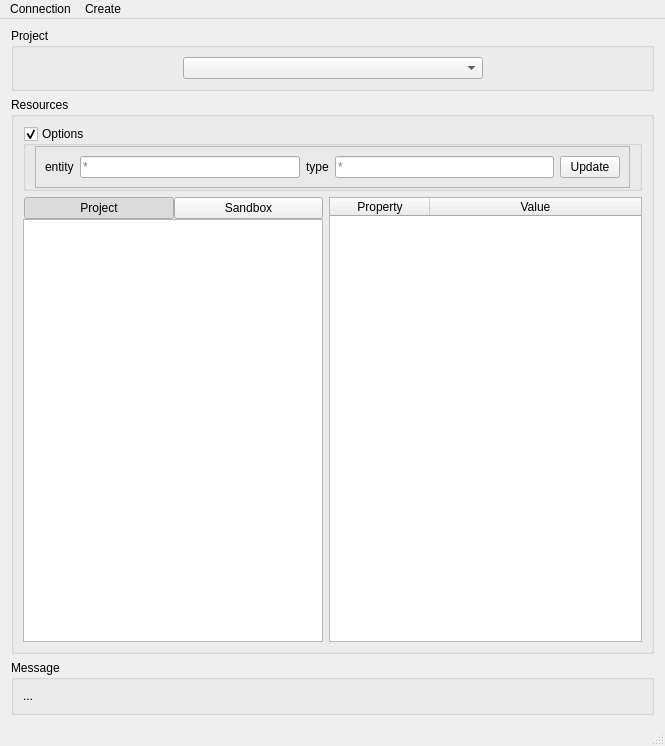
First picture: the form in gui/main_window.ui, repository dddjef/pulse, before the edit.
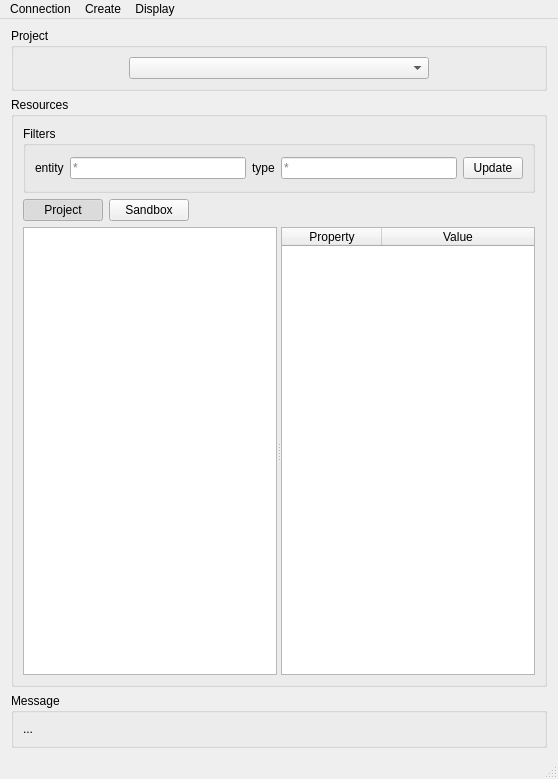
Second picture: the form after the edit.

Commit message: add display menu to hide filters and properties panel

Patch:
```diff
--- a/gui/main_window.ui
+++ b/gui/main_window.ui
@@ -6,8 +6,8 @@
    <rect>
     <x>0</x>
     <y>0</y>
-    <width>665</width>
-    <height>746</height>
+    <width>558</width>
+    <height>779</height>
    </rect>
   </property>
   <property name="windowTitle">
@@ -29,6 +29,12 @@
     </property>
     <item>
      <widget class="QGroupBox" name="groupBox">
+      <property name="maximumSize">
+       <size>
+        <width>16777215</width>
+        <height>75</height>
+       </size>
+      </property>
       <property name="title">
        <string>Project</string>
       </property>
@@ -77,8 +83,8 @@
       <property name="title">
        <string>Resources</string>
       </property>
-      <layout class="QVBoxLayout" name="verticalLayout_2">
-       <item>
+      <layout class="QGridLayout" name="gridLayout">
+       <item row="0" column="0">
         <widget class="QGroupBox" name="filter_groupBox">
          <property name="maximumSize">
           <size>
@@ -87,33 +93,24 @@
           </size>
          </property>
          <property name="title">
-          <string>Options</string>
+          <string>Filters</string>
          </property>
          <property name="flat">
           <bool>true</bool>
          </property>
          <property name="checkable">
-          <bool>true</bool>
+          <bool>false</bool>
          </property>
          <property name="checked">
-          <bool>true</bool>
+          <bool>false</bool>
          </property>
-         <layout class="QGridLayout" name="gridLayout">
+         <layout class="QHBoxLayout" name="horizontalLayout">
           <property name="topMargin">
-           <number>0</number>
+           <number>11</number>
           </property>
           <property name="bottomMargin">
-           <number>0</number>
+           <number>11</number>
           </property>
-          <item row="0" column="0">
-           <widget class="QFrame" name="filter_frame">
-            <property name="frameShape">
-             <enum>QFrame::StyledPanel</enum>
-            </property>
-            <property name="frameShadow">
-             <enum>QFrame::Raised</enum>
-            </property>
-            <layout class="QHBoxLayout" name="horizontalLayout_4">
              <item>
               <widget class="QLabel" name="label">
                <property name="text">
@@ -170,32 +167,10 @@
             </layout>
            </widget>
           </item>
-         </layout>
-        </widget>
-       </item>
-       <item>
-        <layout class="QHBoxLayout" name="main_layout">
-         <item>
-          <layout class="QVBoxLayout" name="verticalLayout_3">
-           <property name="spacing">
-            <number>0</number>
-           </property>
+       <item row="1" column="0">
+        <layout class="QHBoxLayout" name="buttons_layout">
            <property name="sizeConstraint">
-            <enum>QLayout::SetMaximumSize</enum>
-           </property>
-           <item>
-            <layout class="QHBoxLayout" name="horizontalLayout_5" stretch="0,0">
-             <property name="spacing">
-              <number>0</number>
-             </property>
-             <property name="leftMargin">
-              <number>1</number>
-             </property>
-             <property name="rightMargin">
-              <number>0</number>
-             </property>
-             <property name="bottomMargin">
-              <number>0</number>
+          <enum>QLayout::SetFixedSize</enum>
              </property>
              <item>
               <widget class="QPushButton" name="project_pushButton">
@@ -226,13 +201,36 @@
                </attribute>
               </widget>
              </item>
-            </layout>
-           </item>
            <item>
+          <spacer name="horizontalSpacer_3">
+           <property name="orientation">
+            <enum>Qt::Horizontal</enum>
+           </property>
+           <property name="sizeHint" stdset="0">
+            <size>
+             <width>40</width>
+             <height>20</height>
+            </size>
+           </property>
+          </spacer>
+         </item>
+        </layout>
+       </item>
+       <item row="2" column="0">
+        <widget class="QSplitter" name="data_splitter">
+         <property name="sizePolicy">
+          <sizepolicy hsizetype="Expanding" vsizetype="Expanding">
+           <horstretch>0</horstretch>
+           <verstretch>0</verstretch>
+          </sizepolicy>
+         </property>
+         <property name="orientation">
+          <enum>Qt::Horizontal</enum>
+         </property>
             <widget class="QTreeWidget" name="treeWidget">
              <property name="maximumSize">
               <size>
-               <width>300</width>
+            <width>16777215</width>
                <height>16777215</height>
               </size>
              </property>
@@ -251,11 +249,10 @@
               </property>
              </column>
             </widget>
-           </item>
-          </layout>
-         </item>
-         <item>
           <widget class="QTableWidget" name="tableWidget">
+          <property name="enabled">
+           <bool>true</bool>
+          </property>
            <property name="editTriggers">
             <set>QAbstractItemView::NoEditTriggers</set>
            </property>
@@ -265,6 +262,9 @@
            <property name="selectionMode">
             <enum>QAbstractItemView::NoSelection</enum>
            </property>
+          <attribute name="horizontalHeaderVisible">
+           <bool>true</bool>
+          </attribute>
            <attribute name="horizontalHeaderStretchLastSection">
             <bool>true</bool>
            </attribute>
@@ -282,18 +282,26 @@
             </property>
            </column>
           </widget>
-         </item>
-        </layout>
+        </widget>
        </item>
       </layout>
      </widget>
     </item>
     <item>
      <widget class="QGroupBox" name="groupBox_2">
+      <property name="maximumSize">
+       <size>
+        <width>16777215</width>
+        <height>75</height>
+       </size>
+      </property>
       <property name="title">
        <string>Message</string>
       </property>
       <layout class="QHBoxLayout" name="horizontalLayout_3">
+       <property name="sizeConstraint">
+        <enum>QLayout::SetDefaultConstraint</enum>
+       </property>
        <item>
         <widget class="QLabel" name="message_label">
          <property name="text">
@@ -311,7 +319,7 @@
     <rect>
      <x>0</x>
      <y>0</y>
-     <width>665</width>
+     <width>558</width>
      <height>26</height>
     </rect>
    </property>
@@ -331,8 +339,16 @@
     <addaction name="actionConnect_to_Pulse_Server"/>
     <addaction name="separator"/>
    </widget>
+   <widget class="QMenu" name="menuDisplay">
+    <property name="title">
+     <string>Display</string>
+    </property>
+    <addaction name="properties_action"/>
+    <addaction name="filters_action"/>
+   </widget>
    <addaction name="menuConnection"/>
    <addaction name="menuProject"/>
+   <addaction name="menuDisplay"/>
   </widget>
   <widget class="QStatusBar" name="statusbar"/>
   <action name="createProject_action">
```
Left out of the diff: 52 changed lines with no effect on the pictures. Lines whose indentation alone changed are shown as unchanged. The commit also changes 1 other file.
